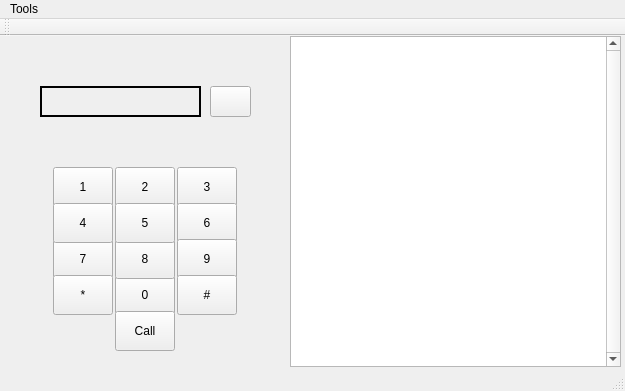
Old version of the form Dialer/dialer.ui in the repository qrcline/Dialer-App.
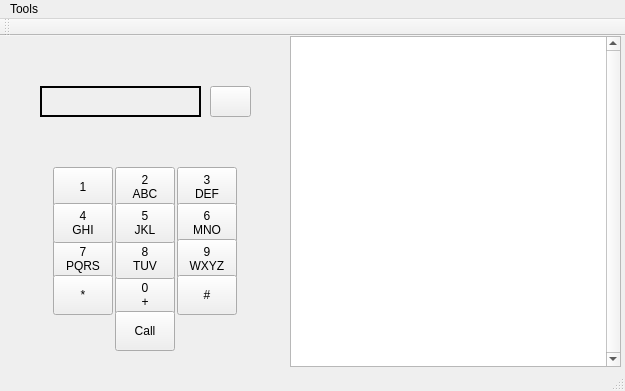
New version of the form.

```diff
--- a/Dialer/dialer.ui
+++ b/Dialer/dialer.ui
@@ -83,7 +83,8 @@
         </size>
        </property>
        <property name="text">
-        <string>0</string>
+        <string>0
++</string>
        </property>
        <attribute name="buttonGroup">
         <string notr="true">keypadButtons</string>
@@ -127,7 +128,8 @@
         </size>
        </property>
        <property name="text">
-        <string>3</string>
+        <string>3
+DEF</string>
        </property>
        <attribute name="buttonGroup">
         <string notr="true">keypadButtons</string>
@@ -149,7 +151,8 @@
         </size>
        </property>
        <property name="text">
-        <string>6</string>
+        <string>6
+MNO</string>
        </property>
        <attribute name="buttonGroup">
         <string notr="true">keypadButtons</string>
@@ -171,7 +174,8 @@
         </size>
        </property>
        <property name="text">
-        <string>7</string>
+        <string>7
+PQRS</string>
        </property>
        <attribute name="buttonGroup">
         <string notr="true">keypadButtons</string>
@@ -193,7 +197,8 @@
         </size>
        </property>
        <property name="text">
-        <string>2</string>
+        <string>2
+ABC</string>
        </property>
        <attribute name="buttonGroup">
         <string notr="true">keypadButtons</string>
@@ -215,7 +220,8 @@
         </size>
        </property>
        <property name="text">
-        <string>9</string>
+        <string>9
+WXYZ</string>
        </property>
        <attribute name="buttonGroup">
         <string notr="true">keypadButtons</string>
@@ -237,7 +243,8 @@
         </size>
        </property>
        <property name="text">
-        <string>8</string>
+        <string>8
+TUV</string>
        </property>
        <attribute name="buttonGroup">
         <string notr="true">keypadButtons</string>
@@ -303,7 +310,8 @@
         </size>
        </property>
        <property name="text">
-        <string>5</string>
+        <string>5
+JKL</string>
        </property>
        <attribute name="buttonGroup">
         <string notr="true">keypadButtons</string>
@@ -325,7 +333,8 @@
         </size>
        </property>
        <property name="text">
-        <string>4</string>
+        <string>4
+GHI</string>
        </property>
        <property name="flat">
         <bool>false</bool>
```
